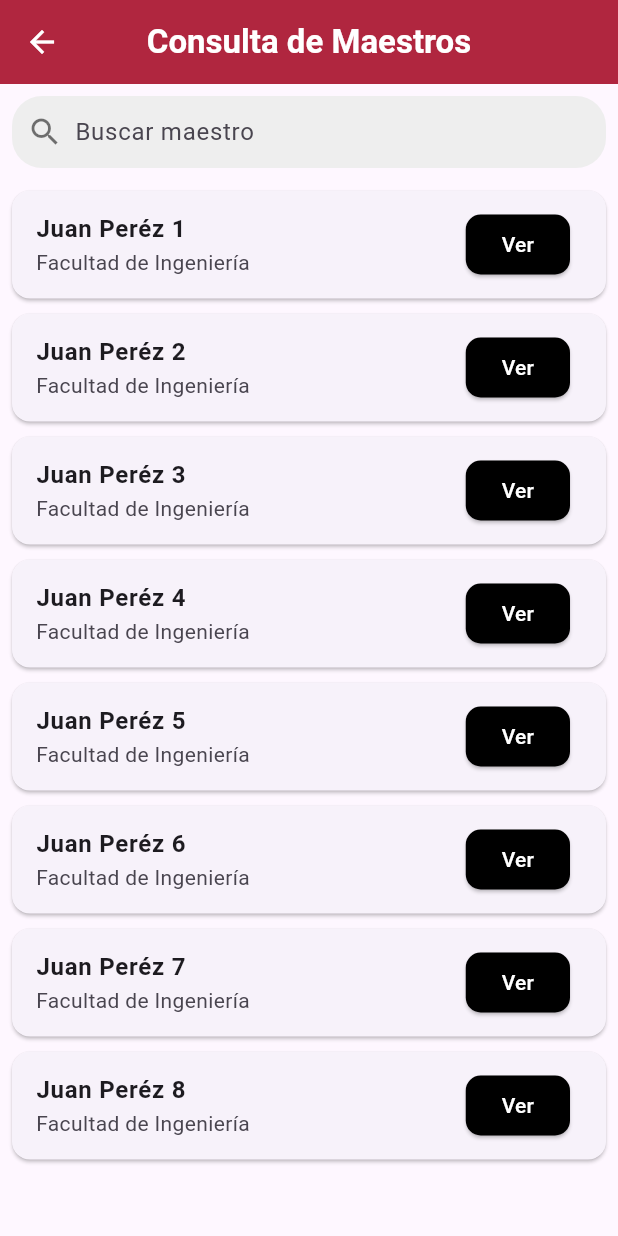
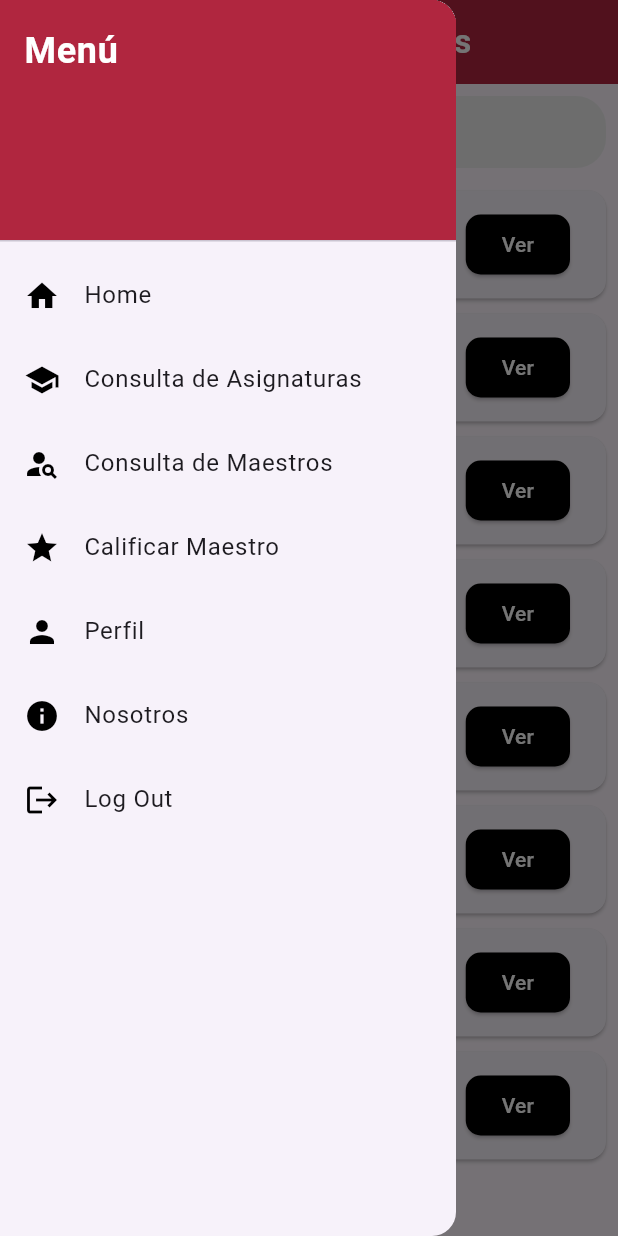
Before and after one commit to david-o-rosario1201/ucne_guide_appmovil, a Flutter app: the ConsultaMaestroScreen widget shown alone on an empty page, opened directly, with the side drawer open (before the commit the screen has no drawer), on a phone screen of 412 x 824 dp. Run offline on Flutter 3.47's test engine with Material 3 defaults, Android fonts, the light colour scheme and no system bars.

Commit message:
Agrega el drawer a la consulta de maestros

```diff
--- a/lib/Presentation/consulta_maestro_screen.dart
+++ b/lib/Presentation/consulta_maestro_screen.dart
@@ -1,4 +1,5 @@
 import 'package:flutter/material.dart';
+import 'package:ucne_guide/Presentation/drawer_menu.dart';
 
 class ConsultaMaestroScreen extends StatefulWidget {
   const ConsultaMaestroScreen({super.key});
@@ -10,16 +11,8 @@ class ConsultaMaestroScreen extends StatefulWidget {
 class _ConsultaMaestroScreenState extends State<ConsultaMaestroScreen> {
   @override
   Widget build(BuildContext context) {
-    return Scaffold(
-      appBar: AppBar(
-        title: Text(
-          "Consulta de Maestros",
-          style: TextStyle(fontWeight: FontWeight.bold),
-        ),
-        centerTitle: true,
-        backgroundColor: Color(0xFFB0263F),
-        foregroundColor: Colors.white,
-      ),
+    return DrawerMenu(
+      title: "Consulta de Maestros",
       body: Padding(
         padding: EdgeInsets.all(8.0),
         child: Column(
```
